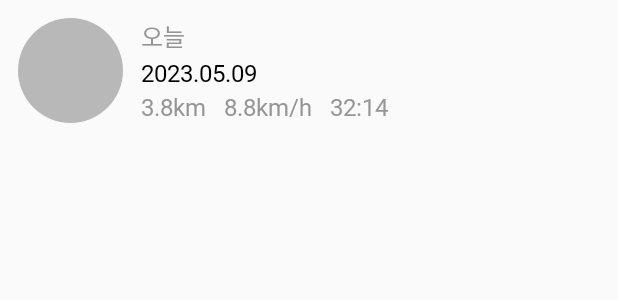
After one commit to agfalcon/lbs_newrun, an Android app: the layout record_list_item.xml on its own in the app's theme, with its tools: preview values and no code run, on a phone screen of 412 x 824 dp. The commit adds this screen. Shown: the top 300 px of the screen. Run offline under Robolectric (Android 15) with nearby library versions, the phone set to English and light mode, and no system bars.

Commit message:
record fragment ui ver 1.1 완성

```diff
--- a/app/build.gradle
+++ b/app/build.gradle
@@ -78,4 +78,8 @@ dependencies {
     //Calendar
     implementation 'com.kizitonwose.calendar:view:2.3.0'
 
+    //Retrofit2
+    implementation 'com.squareup.retrofit2:retrofit:2.9.0'
+    implementation 'com.squareup.retrofit2:converter-gson:2.9.0'
+
 }
--- /dev/null
+++ b/app/src/main/res/drawable/oval_shape.xml
@@ -0,0 +1,7 @@
+<?xml version="1.0" encoding="utf-8"?>
+<shape
+    xmlns:android="http://schemas.android.com/apk/res/android"
+    android:shape="oval" >
+
+    <solid android:color="#B8B8B8" />
+</shape>
--- /dev/null
+++ b/app/src/main/res/layout/record_list_item.xml
@@ -0,0 +1,82 @@
+<?xml version="1.0" encoding="utf-8"?>
+<androidx.constraintlayout.widget.ConstraintLayout xmlns:android="http://schemas.android.com/apk/res/android"
+    android:layout_width="match_parent"
+    android:layout_height="wrap_content"
+    xmlns:app="http://schemas.android.com/apk/res-auto"
+    android:padding="12dp">
+
+    <View
+        android:id="@+id/routeCanvas"
+        android:layout_width="70dp"
+        android:layout_height="70dp"
+        app:layout_constraintStart_toStartOf="parent"
+        app:layout_constraintTop_toTopOf="parent"
+        app:layout_constraintBottom_toBottomOf="parent"
+        android:background="@drawable/oval_shape"
+        />
+
+    <TextView
+        android:id="@+id/dDayTextView"
+        android:layout_width="wrap_content"
+        android:layout_height="wrap_content"
+        app:layout_constraintStart_toEndOf="@id/routeCanvas"
+        app:layout_constraintTop_toTopOf="@id/routeCanvas"
+        android:text="오늘"
+        android:layout_marginStart="12dp"
+        android:textSize="16sp"
+        android:fontFamily="@font/spoqa_medium"
+        android:textColor="#959595"
+        />
+
+    <TextView
+        android:id="@+id/dateTextView"
+        android:layout_width="wrap_content"
+        android:layout_height="wrap_content"
+        app:layout_constraintStart_toStartOf="@id/dDayTextView"
+        app:layout_constraintTop_toBottomOf="@id/dDayTextView"
+        app:layout_constraintBottom_toTopOf="@id/distanceTextView"
+        android:text="2023.05.09"
+        android:textSize="16sp"
+        android:fontFamily="@font/spoqa_medium"
+        android:textColor="@color/black"
+        />
+
+    <TextView
+        android:id="@+id/distanceTextView"
+        android:layout_width="wrap_content"
+        android:layout_height="wrap_content"
+        app:layout_constraintStart_toStartOf="@id/dDayTextView"
+        app:layout_constraintBottom_toBottomOf="@id/routeCanvas"
+        android:text="3.8km"
+        android:textSize="16sp"
+        android:fontFamily="@font/spoqa_medium"
+        android:textColor="#959595"
+        />
+
+    <TextView
+        android:id="@+id/velocityTextView"
+        android:layout_width="wrap_content"
+        android:layout_height="wrap_content"
+        app:layout_constraintStart_toEndOf="@id/distanceTextView"
+        app:layout_constraintBottom_toBottomOf="@id/routeCanvas"
+        android:text="8.8km/h"
+        android:textSize="16sp"
+        android:fontFamily="@font/spoqa_medium"
+        android:textColor="#959595"
+        android:layout_marginStart="12dp"
+        />
+
+    <TextView
+        android:id="@+id/timeTextView"
+        android:layout_width="wrap_content"
+        android:layout_height="wrap_content"
+        app:layout_constraintStart_toEndOf="@id/velocityTextView"
+        app:layout_constraintBottom_toBottomOf="@id/routeCanvas"
+        android:text="32:14"
+        android:textSize="16sp"
+        android:fontFamily="@font/spoqa_medium"
+        android:textColor="#959595"
+        android:layout_marginStart="12dp"
+        />
+
+</androidx.constraintlayout.widget.ConstraintLayout>
```
Also changed, not shown: app/src/main/java/kr/ac/kumoh/newrun/domain/model/RecordListItem.kt (added, +17 -0 lines), app/src/main/java/kr/ac/kumoh/newrun/presentation/record/RecordFragment.kt (+18 -0 lines), app/src/main/java/kr/ac/kumoh/newrun/presentation/record/RecordListAdapter.kt (added, +40 -0 lines).
